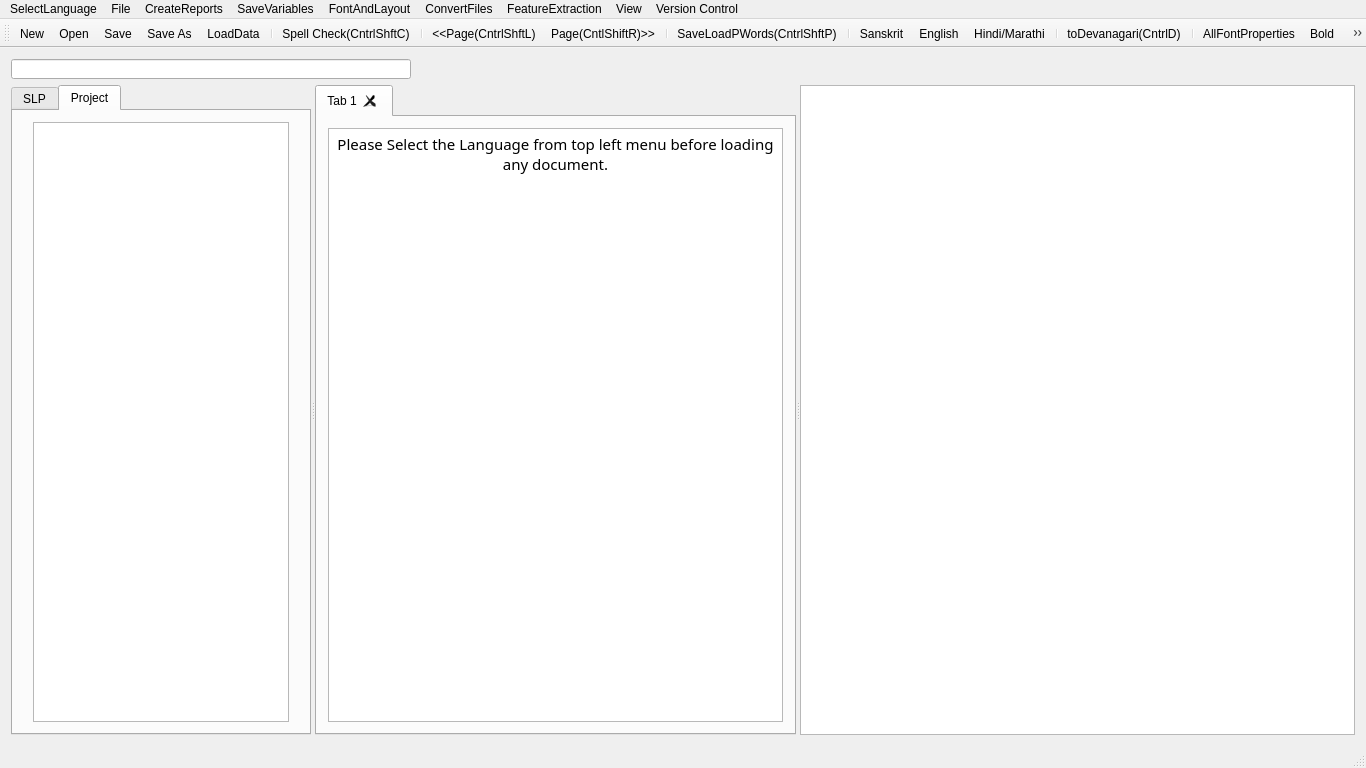
The window that FrameWorkCode/mainwindow.ui (UDAAN-LEAP/leap-pe-tool) describes before a commit, drawn with Qt 5.
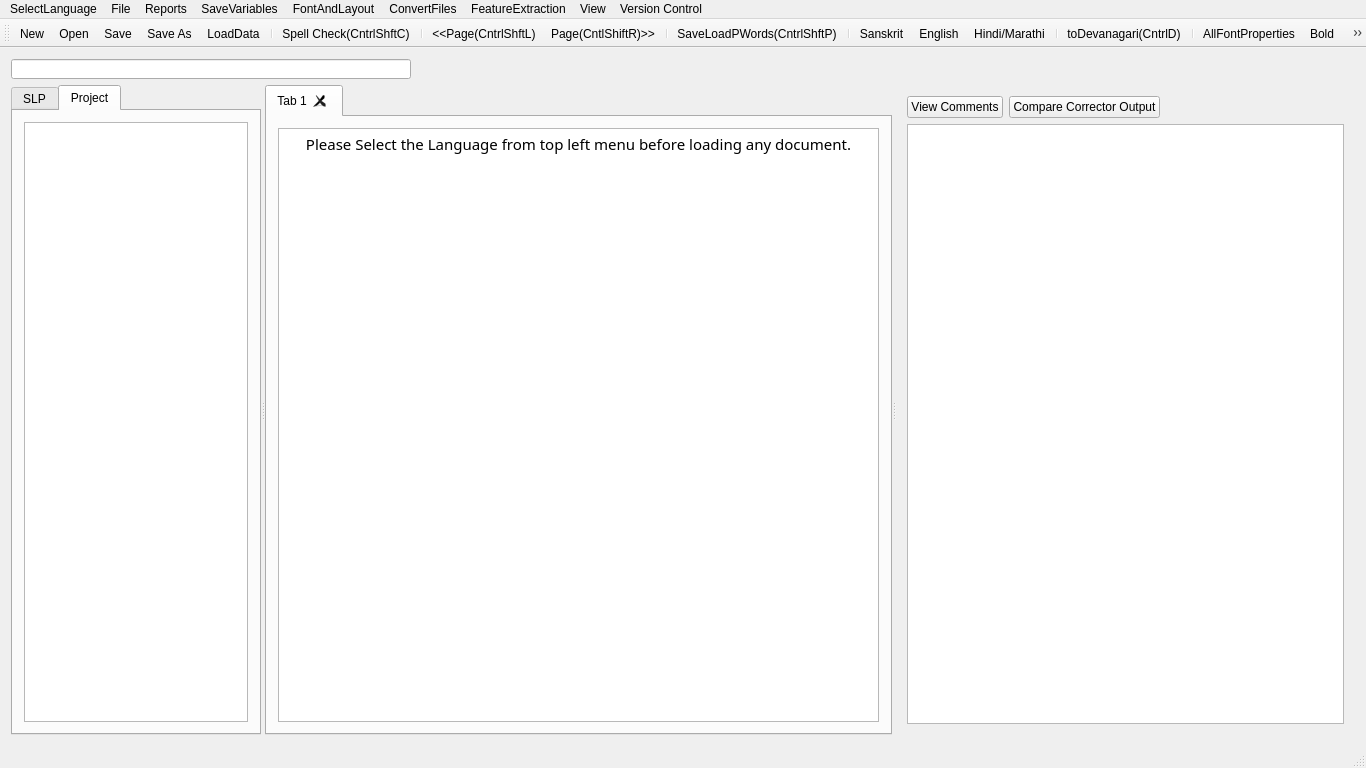
The same window after the commit. The open tabs and pages were chosen to show the change. Icons and pictures are not drawn.

Patch:
```diff
--- a/FrameWorkCode/mainwindow.ui
+++ b/FrameWorkCode/mainwindow.ui
@@ -17,9 +17,7 @@
    <string>MainWindow</string>
   </property>
   <widget class="QWidget" name="centralWidget">
-   <layout class="QGridLayout" name="gridLayout_3">
-    <item row="0" column="0">
-     <layout class="QVBoxLayout" name="verticalLayout">
+   <layout class="QVBoxLayout" name="verticalLayout_2">
       <item>
        <widget class="QLineEdit" name="lineEdit">
         <property name="sizePolicy">
@@ -43,7 +41,7 @@
        </widget>
       </item>
       <item>
-       <widget class="QSplitter" name="splitter_2">
+     <widget class="QSplitter" name="splitter">
         <property name="orientation">
          <enum>Qt::Horizontal</enum>
         </property>
@@ -56,13 +54,13 @@
          </property>
          <property name="minimumSize">
           <size>
-           <width>200</width>
+         <width>100</width>
            <height>0</height>
           </size>
          </property>
          <property name="maximumSize">
           <size>
-           <width>300</width>
+         <width>250</width>
            <height>16777215</height>
           </size>
          </property>
@@ -117,15 +115,23 @@
                <verstretch>0</verstretch>
               </sizepolicy>
              </property>
+           <property name="minimumSize">
+            <size>
+             <width>100</width>
+             <height>0</height>
+            </size>
+           </property>
+           <property name="maximumSize">
+            <size>
+             <width>250</width>
+             <height>16777215</height>
+            </size>
+           </property>
             </widget>
            </item>
           </layout>
          </widget>
         </widget>
-        <widget class="QSplitter" name="splitter">
-         <property name="orientation">
-          <enum>Qt::Horizontal</enum>
-         </property>
          <widget class="QTabWidget" name="tabWidget_2">
           <property name="maximumSize">
            <size>
@@ -158,6 +164,12 @@
                 <verstretch>0</verstretch>
                </sizepolicy>
               </property>
+           <property name="minimumSize">
+            <size>
+             <width>550</width>
+             <height>550</height>
+            </size>
+           </property>
               <property name="font">
                <font>
                 <family>Shobhika</family>
@@ -195,6 +207,40 @@
            </layout>
           </widget>
          </widget>
+      <widget class="QWidget" name="layoutWidget">
+       <layout class="QVBoxLayout" name="verticalLayout">
+        <item>
+         <layout class="QHBoxLayout" name="horizontalLayout">
+          <item>
+           <widget class="QPushButton" name="viewComments">
+            <property name="text">
+             <string>View Comments</string>
+            </property>
+           </widget>
+          </item>
+          <item>
+           <widget class="QPushButton" name="compareCorrectorOutput">
+            <property name="text">
+             <string>Compare Corrector Output</string>
+            </property>
+           </widget>
+          </item>
+          <item>
+           <spacer name="horizontalSpacer">
+            <property name="orientation">
+             <enum>Qt::Horizontal</enum>
+            </property>
+            <property name="sizeHint" stdset="0">
+             <size>
+              <width>40</width>
+              <height>20</height>
+             </size>
+            </property>
+           </spacer>
+          </item>
+         </layout>
+        </item>
+        <item>
          <widget class="QGraphicsView" name="graphicsView">
           <property name="sizePolicy">
            <sizepolicy hsizetype="Expanding" vsizetype="Expanding">
@@ -204,8 +250,8 @@
           </property>
           <property name="minimumSize">
            <size>
-            <width>200</width>
-            <height>0</height>
+            <width>400</width>
+            <height>550</height>
            </size>
           </property>
           <property name="maximumSize">
@@ -233,10 +279,10 @@
            <enum>QGraphicsView::AnchorViewCenter</enum>
           </property>
          </widget>
-        </widget>
-       </widget>
-      </item>
-     </layout>
+        </item>
+       </layout>
+      </widget>
+     </widget>
     </item>
    </layout>
   </widget>
@@ -246,7 +292,7 @@
      <x>0</x>
      <y>0</y>
      <width>1366</width>
-     <height>21</height>
+     <height>22</height>
     </rect>
    </property>
    <widget class="QMenu" name="menuOCR_Correction_Window">
@@ -274,7 +320,7 @@
    </widget>
    <widget class="QMenu" name="menuCreateReports">
     <property name="title">
-     <string>CreateReports</string>
+     <string>Reports</string>
     </property>
     <addaction name="actionCreateBest2OCR"/>
     <addaction name="actionCreateSuggestionLog"/>
```
Left out of the diff: 68 changed lines with no effect on the pictures. Lines whose indentation alone changed are shown as unchanged.
